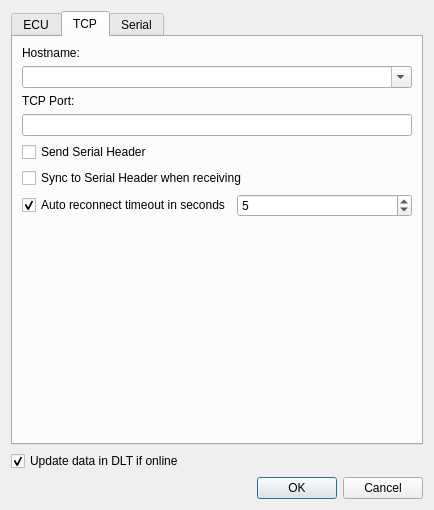
First picture: the form in src/ecudialog.ui, repository COVESA/dlt-viewer, before the edit.
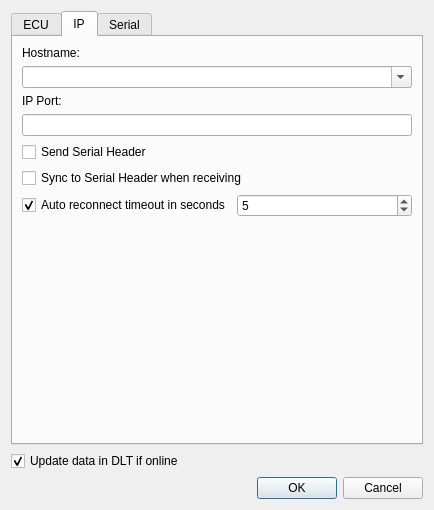
Second picture: the form after the edit. The open tabs and pages were chosen to show the change. Icons and pictures are not drawn.

Patch:
```diff
--- a/src/ecudialog.ui
+++ b/src/ecudialog.ui
@@ -226,7 +226,7 @@
      </widget>
      <widget class="QWidget" name="tab_3">
       <attribute name="title">
-       <string>TCP</string>
+       <string>IP</string>
       </attribute>
       <layout class="QGridLayout" name="gridLayout_3">
        <item row="0" column="0">
@@ -269,7 +269,7 @@
        <item row="2" column="0" colspan="2">
         <widget class="QLabel" name="label_9">
          <property name="text">
-          <string>TCP Port:</string>
+          <string>IP Port:</string>
          </property>
         </widget>
        </item>
```
Left out of the diff: 5 changed lines with no effect on the pictures.
